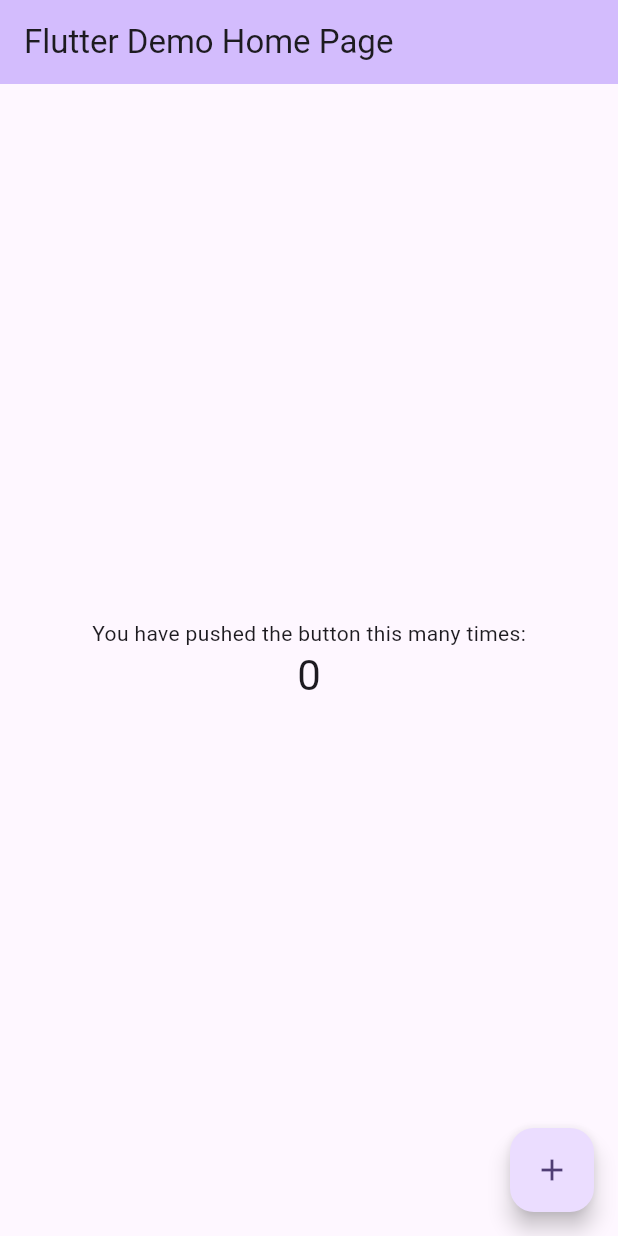
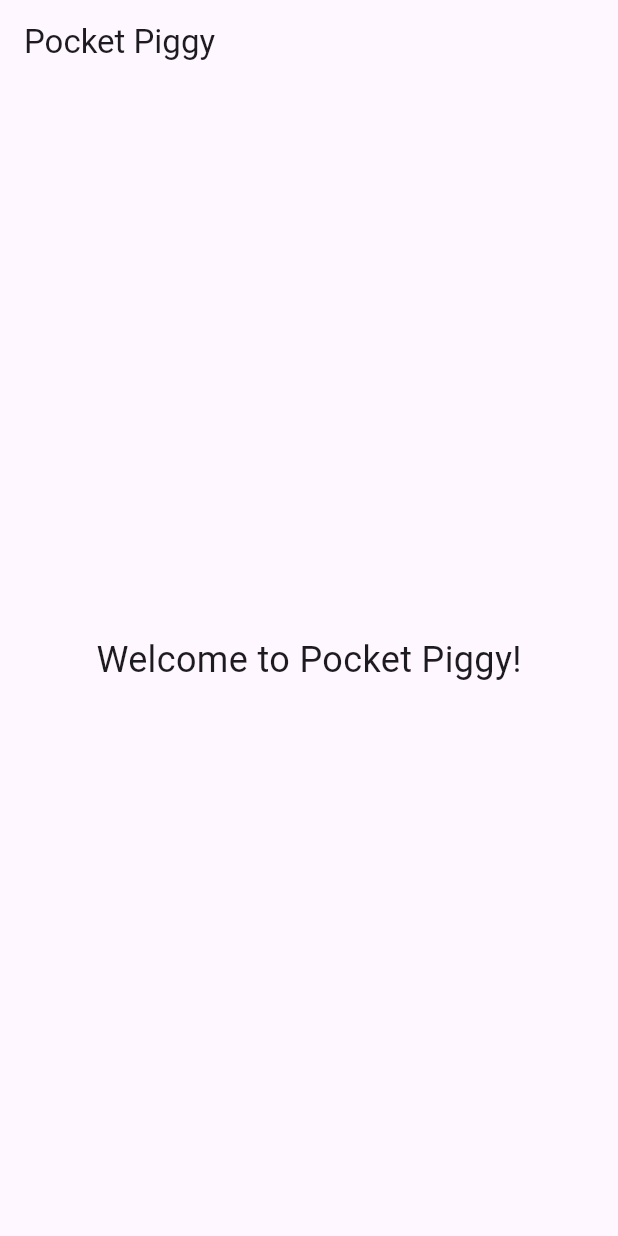
Before and after one commit to cocoshi98/pocket-piggy, a Flutter app: the screen it shows after launch, on a phone screen of 412 x 824 dp. Run offline on Flutter 3.47's test engine with Material 3 defaults, Android fonts, the phone set to English and light mode, and no system bars.

Commit message:
feat: add Pocket Piggy app shell

```diff
--- a/lib/main.dart
+++ b/lib/main.dart
@@ -1,121 +1,39 @@
 import 'package:flutter/material.dart';
 
 void main() {
-  runApp(const MyApp());
+  runApp(const PocketPiggyApp());
 }
 
-class MyApp extends StatelessWidget {
-  const MyApp({super.key});
+class PocketPiggyApp extends StatelessWidget {
+  const PocketPiggyApp({super.key});
 
-  // This widget is the root of your application.
   @override
   Widget build(BuildContext context) {
     return MaterialApp(
-      title: 'Flutter Demo',
+      title: 'Pocket Piggy',
+      debugShowCheckedModeBanner: false,
       theme: ThemeData(
-        // This is the theme of your application.
-        //
-        // TRY THIS: Try running your application with "flutter run". You'll see
-        // the application has a purple toolbar. Then, without quitting the app,
-        // try changing the seedColor in the colorScheme below to Colors.green
-        // and then invoke "hot reload" (save your changes or press the "hot
-        // reload" button in a Flutter-supported IDE, or press "r" if you used
-        // the command line to start the app).
-        //
-        // Notice that the counter didn't reset back to zero; the application
-        // state is not lost during the reload. To reset the state, use hot
-        // restart instead.
-        //
-        // This works for code too, not just values: Most code changes can be
-        // tested with just a hot reload.
-        colorScheme: .fromSeed(seedColor: Colors.deepPurple),
+        useMaterial3: true,
       ),
-      home: const MyHomePage(title: 'Flutter Demo Home Page'),
+      home: const HomeScreen(),
     );
   }
 }
 
-class MyHomePage extends StatefulWidget {
-  const MyHomePage({super.key, required this.title});
-
-  // This widget is the home page of your application. It is stateful, meaning
-  // that it has a State object (defined below) that contains fields that affect
-  // how it looks.
-
-  // This class is the configuration for the state. It holds the values (in this
-  // case the title) provided by the parent (in this case the App widget) and
-  // used by the build method of the State. Fields in a Widget subclass are
-  // always marked "final".
-
-  final String title;
-
-  @override
-  State<MyHomePage> createState() => _MyHomePageState();
-}
-
-class _MyHomePageState extends State<MyHomePage> {
-  int _counter = 0;
-
-  void _incrementCounter() {
-    setState(() {
-      // This call to setState tells the Flutter framework that something has
-      // changed in this State, which causes it to rerun the build method below
-      // so that the display can reflect the updated values. If we changed
-      // _counter without calling setState(), then the build method would not be
-      // called again, and so nothing would appear to happen.
-      _counter++;
-    });
-  }
+class HomeScreen extends StatelessWidget {
+  const HomeScreen({super.key});
 
   @override
   Widget build(BuildContext context) {
-    // This method is rerun every time setState is called, for instance as done
-    // by the _incrementCounter method above.
-    //
-    // The Flutter framework has been optimized to make rerunning build methods
-    // fast, so that you can just rebuild anything that needs updating rather
-    // than having to individually change instances of widgets.
     return Scaffold(
       appBar: AppBar(
-        // TRY THIS: Try changing the color here to a specific color (to
-        // Colors.amber, perhaps?) and trigger a hot reload to see the AppBar
-        // change color while the other colors stay the same.
-        backgroundColor: Theme.of(context).colorScheme.inversePrimary,
-        // Here we take the value from the MyHomePage object that was created by
-        // the App.build method, and use it to set our appbar title.
-        title: Text(widget.title),
+        title: const Text('Pocket Piggy'),
       ),
-      body: Center(
-        // Center is a layout widget. It takes a single child and positions it
-        // in the middle of the parent.
-        child: Column(
-          // Column is also a layout widget. It takes a list of children and
-          // arranges them vertically. By default, it sizes itself to fit its
-          // children horizontally, and tries to be as tall as its parent.
-          //
-          // Column has various properties to control how it sizes itself and
-          // how it positions its children. Here we use mainAxisAlignment to
-          // center the children vertically; the main axis here is the vertical
-          // axis because Columns are vertical (the cross axis would be
-          // horizontal).
-          //
-          // TRY THIS: Invoke "debug painting" (choose the "Toggle Debug Paint"
-          // action in the IDE, or press "p" in the console), to see the
-          // wireframe for each widget.
-          mainAxisAlignment: .center,
-          children: [
-            const Text('You have pushed the button this many times:'),
-            Text(
-              '$_counter',
-              style: Theme.of(context).textTheme.headlineMedium,
-            ),
-          ],
+      body: const Center(
+        child: Text(
+          'Welcome to Pocket Piggy!',
+          style: TextStyle(fontSize: 24),
         ),
-      ),
-      floatingActionButton: FloatingActionButton(
-        onPressed: _incrementCounter,
-        tooltip: 'Increment',
-        child: const Icon(Icons.add),
       ),
     );
   }
```
